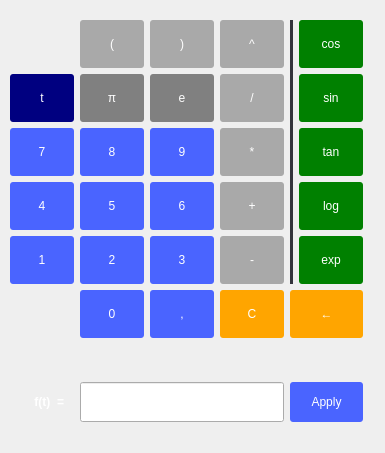
This is ui/math.ui in analogdevicesinc/scopy as Qt 5 draws it before an edit. The edited form follows.
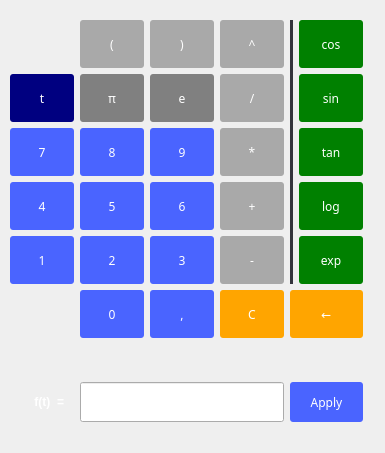
This is the edited form.

Commit message: App: deleted all fonts from stylesheets and source files and set application font to Open Sans

```diff
--- a/ui/math.ui
+++ b/ui/math.ui
@@ -17,7 +17,7 @@
    <string notr="true">QPushButton {
 color: white;
 background-color: #4a64ff;
-font-family: &quot;monospace&quot; 14pt;
+font-family:  14pt;
 border-width: 0px;
 border-radius: 3px;
 min-width: 64px;
@@ -30,7 +30,7 @@
 }
 QLabel {
 color: white;
-font-family: &quot;monospace&quot;;
+
 font-weight: bold;
 }
 QMenu {
```
Left out of the diff: 2 changed lines with no effect on the pictures. The commit also changes 42 other files.
